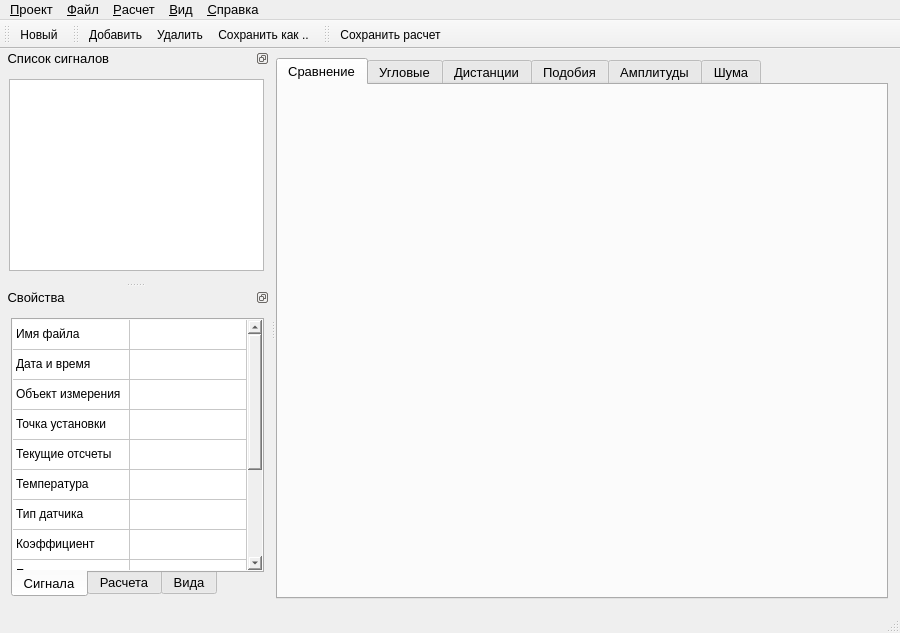
This is gui/MainWindow.ui in Qinterfly/EvalSig as Qt 5 draws it before an edit. The edited form follows.
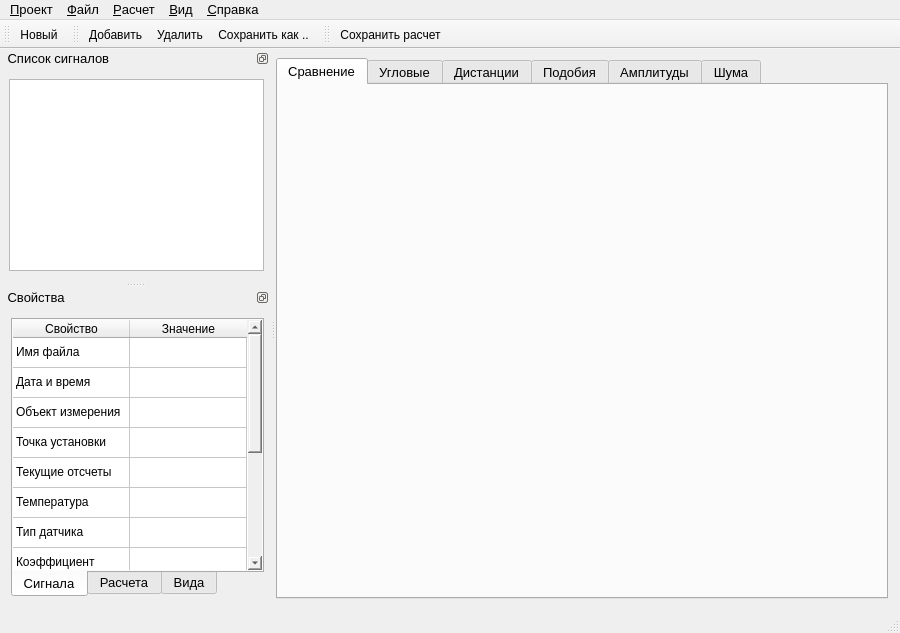
This is the edited form. Icons and pictures are not drawn. Custom widgets are drawn as their Qt base class.

What changed in the file:
```diff
--- a/gui/MainWindow.ui
+++ b/gui/MainWindow.ui
@@ -558,7 +558,7 @@
             <number>13</number>
            </property>
            <attribute name="horizontalHeaderVisible">
-            <bool>false</bool>
+            <bool>true</bool>
            </attribute>
            <attribute name="horizontalHeaderCascadingSectionResizes">
             <bool>false</bool>
```
Left out of the diff: 2 changed lines with no effect on the pictures.
